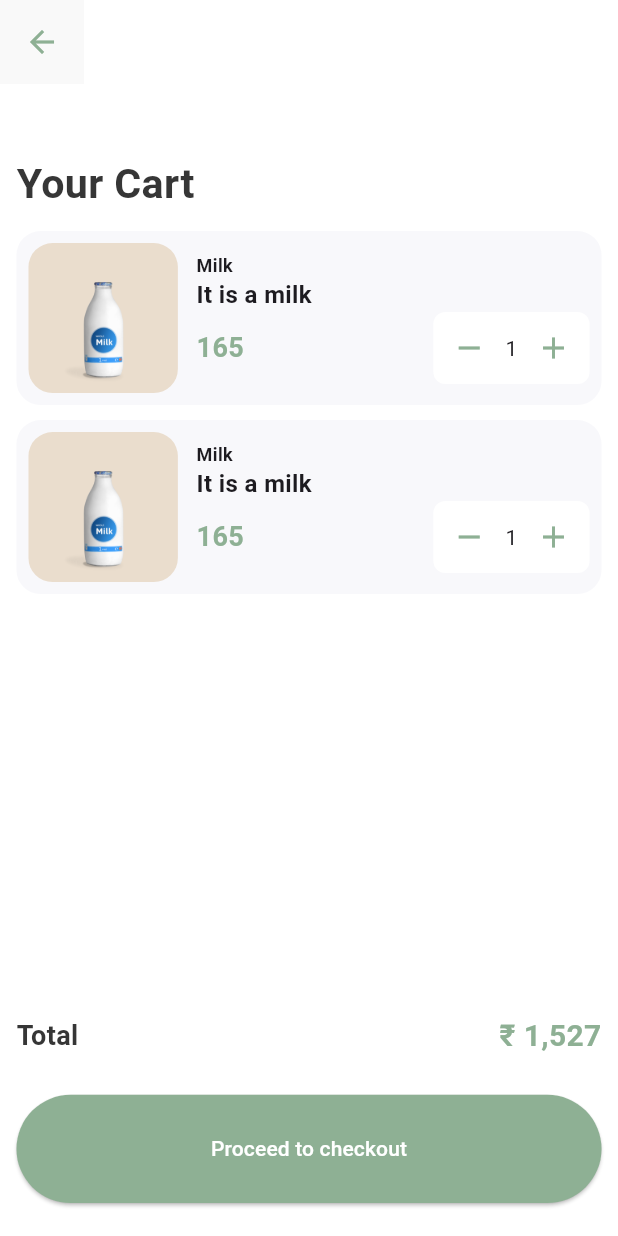
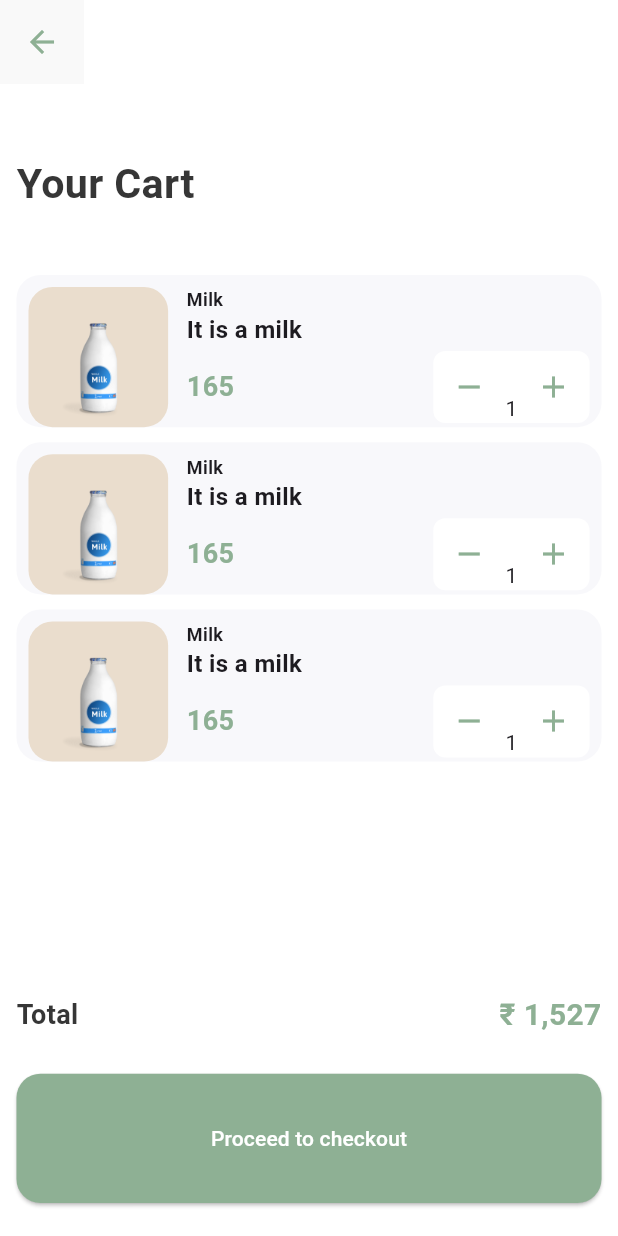
Before and after one commit to RestoRun1/resto_run_mobile, a Flutter app: the YourCart screen opened by its route, on a phone screen of 412 x 824 dp. Run offline on Flutter 3.47's test engine with Material 3 defaults, Android fonts, the phone set to English and light mode, and no system bars; our stand-ins replace carousel_slider, flutter_credit_card, flutter_map, flutter_svg, latlong2, logger and 2 more; missing offline and left inert: simple_barcode_scanner; key blocks and very long unbroken strings in the code were emptied for the run.

Commit message:
Your Cart Page Now Looks Better

```diff
--- a/lib/Color/AppColors.dart
+++ b/lib/Color/AppColors.dart
@@ -25,12 +25,9 @@ class AppColors {
 
   // Profile Page Colors It is not necessary
   static const Color callBlue = Color.fromRGBO(66, 170, 255, 1);
-  static const Color mailGreen = Color.fromRGBO(
-      73, 219, 200, 1); /* Assuming an alpha value of 1 for full opacity */
+  static const Color mailGreen = Color.fromRGBO(73, 219, 200, 1); /* Assuming an alpha value of 1 for full opacity */
   static const Color tarifOrange = Color.fromRGBO(250, 160, 0, 1);
   static const Color settingsRed = Color.fromRGBO(252, 115, 57, 1);
-
   static const Color notificationYellow = Color.fromRGBO(255, 170, 0, 1);
-
   static const Color notificationPurple = Color.fromRGBO(175, 150, 251, 1);
 }
--- a/lib/Pages/SignUp.dart
+++ b/lib/Pages/SignUp.dart
@@ -29,7 +29,7 @@ class SignUp extends StatelessWidget {
                   child: SingleChildScrollView(
                     child: Column( mainAxisAlignment: MainAxisAlignment.center, children: [
 
-                      SizedBox(height: 50,),
+                      const SizedBox(height: 50,),
 
                       const Padding(
                         padding: EdgeInsets.symmetric(horizontal: 25),
--- a/lib/Pages/YourCart.dart
+++ b/lib/Pages/YourCart.dart
@@ -6,6 +6,12 @@ import 'package:sizer/sizer.dart';
 import 'package:logger/logger.dart';
 
 List<Map<String, String>> shopItems = [
+  {
+    'brand': "Milk",
+    'description': "It is a milk",
+    'price': "165",
+    'image': "assets/bottle_milk.png"
+  },
   {
     'brand': "Milk",
     'description': "It is a milk",
@@ -71,7 +77,7 @@ class _YourCart extends State<YourCart> {
                             fontWeight: FontWeight.w700),
                       ),
                       SizedBox(
-                        height: 1.5.h,
+                        height: Helper.dependOnHeight(41) * currentHeight,
                       ),
 
                       Flexible(
@@ -95,7 +101,7 @@ class _YourCart extends State<YourCart> {
                         height: 3.h,
                       ),
 
-                      Row(
+                      const Row(
                         mainAxisAlignment: MainAxisAlignment.spaceBetween,
                         children: [
                           Text(
@@ -119,13 +125,16 @@ class _YourCart extends State<YourCart> {
                         height: 3.h,
                       ),
 
-                      AspectRatio(
-                        aspectRatio: 335 / 62,
+                      Container(
+                        width: double.infinity,
+                        height: Helper.dependOnHeight(85) * currentHeight,
                         child: ElevatedButton(
                           style: ElevatedButton.styleFrom(
-                              backgroundColor: AppColors.lightGreen),
+                              backgroundColor: AppColors.lightGreen,
+                              shape: RoundedRectangleBorder(
+                                  borderRadius: BorderRadius.circular(16))),
                           onPressed: handleCheckout,
-                          child: Text(
+                          child: const Text(
                             "Proceed to checkout",
                             style: TextStyle(color: AppColors.white),
                           ),
@@ -155,12 +164,16 @@ class ShoppingCartItem extends StatefulWidget {
 class _ShoppingCartItem extends State<ShoppingCartItem> {
   @override
   Widget build(BuildContext context) {
+    final double currentHeight = MediaQuery.sizeOf(context).height;
+    final double currentWitdh = MediaQuery.sizeOf(context).width;
+
     return Container(
+      height: Helper.dependOnHeight(100) * currentHeight,
       decoration: BoxDecoration(
           color: AppColors.productBackColor,
           borderRadius: BorderRadius.circular(16)),
       child: Padding(
-        padding: const EdgeInsets.all(8.0),
+        padding: const EdgeInsets.fromLTRB(8.0, 8, 8, 0),
         child: Row(
           children: [
             Container(
@@ -185,7 +198,8 @@ class _ShoppingCartItem extends State<ShoppingCartItem> {
                   Text(widget.shopItem["description"]!,
                       style:
                           TextStyle(fontSize: 16, fontWeight: FontWeight.bold)),
-                  Row(
+                  Expanded(
+                    child: Row(
                       mainAxisAlignment: MainAxisAlignment.spaceBetween,
                       children: [
                         Text(
@@ -198,8 +212,14 @@ class _ShoppingCartItem extends State<ShoppingCartItem> {
                         Container(
                           decoration: BoxDecoration(
                               borderRadius: BorderRadius.circular(8),
-                            color: AppColors.white),
+                              color: AppColors.white,
+
+                          ),
+
                           child: Row(
+
+                            crossAxisAlignment: CrossAxisAlignment.end,
+
                             children: [
                               IconButton(
                                   onPressed: () => print("Minus Is Clicked"),
@@ -218,6 +238,7 @@ class _ShoppingCartItem extends State<ShoppingCartItem> {
                           ),
                         )
                       ],
+                    ),
                   )
                 ],
               ),
--- a/lib/main.dart
+++ b/lib/main.dart
@@ -31,7 +31,7 @@
   Widget build(BuildContext context) {
     return MaterialApp(
       debugShowCheckedModeBanner: false,
-      home: MainPage(),                              //Scaffold(body: SafeArea(child: NotificationPage(),)),
+      home: YourCart(),                              //Scaffold(body: SafeArea(child: NotificationPage(),)),
       routes: {
         '/signIn': (context) => SignIn(),
         '/signUp': (context) => SignUp(),
```
Lines whose indentation alone changed are shown as unchanged.
